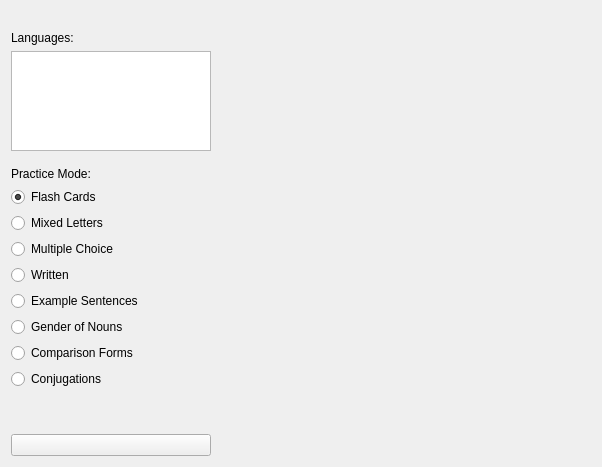
Old version of the form src/statistics/statisticsmainwindow.ui in the repository KDE/parley.
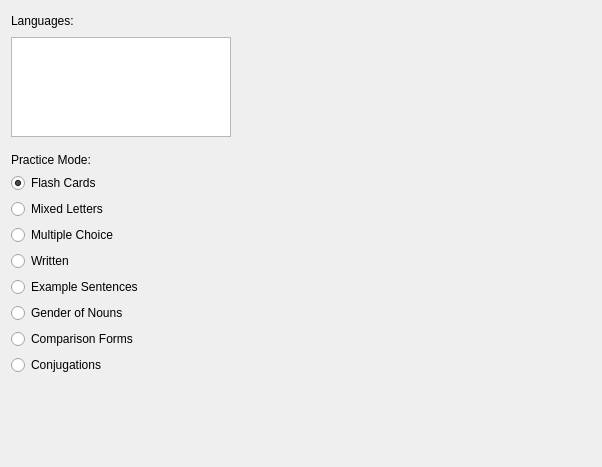
New version of the form. Custom widgets are drawn as their Qt base class.

Commit message: polish the ui of the StatisticsMainWindow

Diff of the .ui file:
```diff
--- a/src/statistics/statisticsmainwindow.ui
+++ b/src/statistics/statisticsmainwindow.ui
@@ -17,6 +17,13 @@
    </sizepolicy>
   </property>
   <layout class="QGridLayout" name="gridLayout">
+   <item row="0" column="0" rowspan="2">
+    <widget class="QLabel" name="label">
+     <property name="text">
+      <string>Languages:</string>
+     </property>
+    </widget>
+   </item>
    <item row="0" column="1">
     <widget class="QLabel" name="caption">
      <property name="sizePolicy">
@@ -30,6 +37,61 @@
      </property>
     </widget>
    </item>
+   <item row="1" column="1" rowspan="14">
+    <widget class="LessonStatisticsView" name="lessonStatistics" native="true">
+     <property name="sizePolicy">
+      <sizepolicy hsizetype="Expanding" vsizetype="Expanding">
+       <horstretch>0</horstretch>
+       <verstretch>0</verstretch>
+      </sizepolicy>
+     </property>
+    </widget>
+   </item>
+   <item row="2" column="0">
+    <widget class="QListWidget" name="languageList">
+     <property name="sizePolicy">
+      <sizepolicy hsizetype="Preferred" vsizetype="Minimum">
+       <horstretch>100</horstretch>
+       <verstretch>0</verstretch>
+      </sizepolicy>
+     </property>
+     <property name="minimumSize">
+      <size>
+       <width>30</width>
+       <height>30</height>
+      </size>
+     </property>
+     <property name="maximumSize">
+      <size>
+       <width>220</width>
+       <height>100</height>
+      </size>
+     </property>
+    </widget>
+   </item>
+   <item row="3" column="0">
+    <spacer name="verticalSpacer_2">
+     <property name="orientation">
+      <enum>Qt::Vertical</enum>
+     </property>
+     <property name="sizeType">
+      <enum>QSizePolicy::Fixed</enum>
+     </property>
+     <property name="sizeHint" stdset="0">
+      <size>
+       <width>20</width>
+       <height>10</height>
+      </size>
+     </property>
+    </spacer>
+   </item>
+   <item row="4" column="0">
+    <widget class="QLabel" name="label_2">
+     <property name="text">
+      <string>Practice Mode:</string>
+     </property>
+    </widget>
+   </item>
    <item row="5" column="0">
     <widget class="QRadioButton" name="flashCard">
      <property name="text">
@@ -40,16 +102,6 @@
      </property>
     </widget>
    </item>
-   <item row="1" column="1" rowspan="17">
-    <widget class="LessonStatisticsView" name="lessonStatistics" native="true">
-     <property name="sizePolicy">
-      <sizepolicy hsizetype="Expanding" vsizetype="Expanding">
-       <horstretch>0</horstretch>
-       <verstretch>0</verstretch>
-      </sizepolicy>
-     </property>
-    </widget>
-   </item>
    <item row="6" column="0">
     <widget class="QRadioButton" name="mixedLetters">
      <property name="text">
@@ -111,20 +163,25 @@
      </property>
     </widget>
    </item>
-   <item row="16" column="0">
-    <spacer name="verticalSpacer">
+   <item row="13" column="0">
+    <layout class="QHBoxLayout" name="horizontalLayout">
+     <item>
+      <spacer name="horizontalSpacer">
      <property name="orientation">
-      <enum>Qt::Vertical</enum>
+        <enum>Qt::Horizontal</enum>
+       </property>
+       <property name="sizeType">
+        <enum>QSizePolicy::Fixed</enum>
      </property>
      <property name="sizeHint" stdset="0">
       <size>
        <width>20</width>
-       <height>0</height>
+         <height>20</height>
       </size>
      </property>
     </spacer>
    </item>
-   <item row="14" column="0">
+     <item>
     <widget class="QWidget" name="modeSpecificOptions" native="true">
      <property name="sizePolicy">
       <sizepolicy hsizetype="Preferred" vsizetype="Expanding">
@@ -140,44 +197,10 @@
      </property>
     </widget>
    </item>
-   <item row="17" column="0">
-    <widget class="QPushButton" name="startPracticeButton">
-     <property name="text">
-      <string/>
-     </property>
-    </widget>
+    </layout>
    </item>
-   <item row="2" column="0">
-    <widget class="QListWidget" name="languageList">
-     <property name="sizePolicy">
-      <sizepolicy hsizetype="Preferred" vsizetype="Minimum">
-       <horstretch>100</horstretch>
-       <verstretch>0</verstretch>
-      </sizepolicy>
-     </property>
-     <property name="minimumSize">
-      <size>
-       <width>30</width>
-       <height>30</height>
-      </size>
-     </property>
-     <property name="maximumSize">
-      <size>
-       <width>200</width>
-       <height>100</height>
-      </size>
-     </property>
-    </widget>
-   </item>
-   <item row="4" column="0">
-    <widget class="QLabel" name="label_2">
-     <property name="text">
-      <string>Practice Mode:</string>
-     </property>
-    </widget>
-   </item>
-   <item row="3" column="0">
-    <spacer name="verticalSpacer_2">
+   <item row="14" column="0">
+    <spacer name="verticalSpacer">
      <property name="orientation">
       <enum>Qt::Vertical</enum>
      </property>
@@ -192,13 +215,6 @@
      </property>
     </spacer>
    </item>
-   <item row="1" column="0">
-    <widget class="QLabel" name="label">
-     <property name="text">
-      <string>Languages:</string>
-     </property>
-    </widget>
-   </item>
   </layout>
  </widget>
  <customwidgets>
```
Left out of the diff: 5 changed lines with no effect on the pictures. Lines whose indentation alone changed are shown as unchanged. The commit also changes 2 other files.
